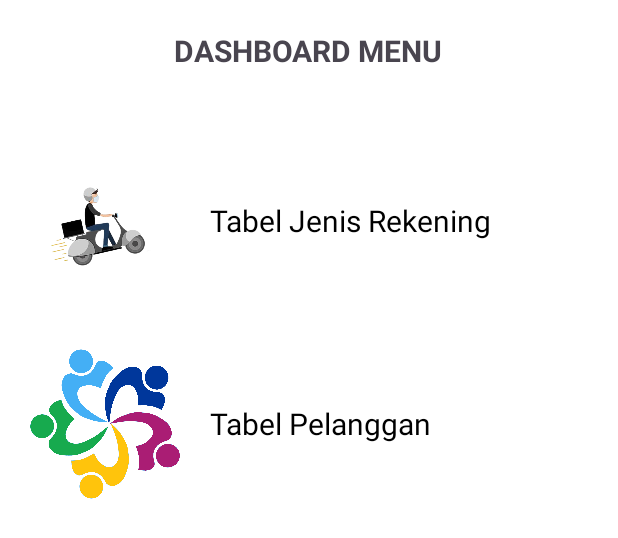
After one commit to adrianramadhan/SIAPEL, an Android app: the layout dashboard_menu.xml on its own in the app's theme, with its tools: preview values and no code run, on a phone screen of 412 x 824 dp. The commit adds this screen. Shown: the top 538 px of the screen. Run offline under Robolectric (Android 15) with nearby library versions, the phone set to English and light mode, and no system bars.

Commit message:
feat: dashboard-menu

```diff
--- /dev/null
+++ b/app/src/main/java/com/example/siapel/JenisListAct.java
@@ -0,0 +1,4 @@
+package com.example.siapel;
+
+public class JenisListAct {
+}
--- a/app/src/main/java/com/example/siapel/MainActivity.java
+++ b/app/src/main/java/com/example/siapel/MainActivity.java
@@ -27,7 +27,7 @@ public class MainActivity extends AppCompatActivity {
         new Handler().postDelayed(new Runnable() {
             @Override
             public void run() {
-                Intent dashboard= new Intent(MainActivity.this,PelangganListAct.class);
+                Intent dashboard= new Intent(MainActivity.this,DashboardAct.class);
                 startActivity(dashboard);
                 finish();
             }
--- /dev/null
+++ b/app/src/main/res/layout/dashboard_menu.xml
@@ -0,0 +1,79 @@
+<?xml version="1.0" encoding="utf-8"?>
+<LinearLayout
+    xmlns:android="http://schemas.android.com/apk/res/android"
+    android:layout_width="match_parent"
+    android:layout_height="match_parent"
+    android:orientation="vertical"
+    android:background="@color/white">
+
+    <TextView
+        android:layout_width="wrap_content"
+        android:layout_height="wrap_content"
+        android:text="DASHBOARD MENU"
+        android:layout_gravity="center"
+        android:layout_marginTop="20dp"
+        android:layout_marginBottom="50dp"
+        android:textSize="20sp"
+        android:textStyle="bold"/>
+
+    <LinearLayout
+        android:layout_width="match_parent"
+        android:layout_height="wrap_content"
+        android:orientation="horizontal"
+        android:paddingBottom="15dp">
+
+        <ImageView
+            android:id="@+id/iv_rek"
+            android:layout_width="100dp"
+            android:layout_height="100dp"
+            android:src="@drawable/siapel"
+            android:layout_marginTop="20dp"
+            android:layout_marginLeft="20dp"
+            android:layout_gravity=""/>
+
+        <TextView
+            android:id="@+id/tv_trek"
+            android:layout_width="match_parent"
+            android:layout_height="wrap_content"
+            android:text="Tabel Jenis Rekening"
+            android:textSize="20sp"
+            android:layout_gravity="center"
+            android:layout_marginLeft="20dp"
+            android:layout_marginTop="0dp"
+            android:layout_marginBottom="10dp"
+            android:textColor="@color/black"
+            />
+
+    </LinearLayout>
+
+    <LinearLayout
+        android:layout_width="match_parent"
+        android:layout_height="wrap_content"
+        android:orientation="horizontal"
+        android:paddingBottom="15dp">
+
+        <ImageView
+            android:id="@+id/iv_pel"
+            android:layout_width="100dp"
+            android:layout_height="100dp"
+            android:src="@drawable/logopenduduk2"
+            android:layout_marginTop="0dp"
+            android:layout_marginLeft="20dp"
+            android:layout_gravity=""/>
+
+        <TextView
+            android:id="@+id/tv_tpel"
+            android:layout_width="match_parent"
+            android:layout_height="wrap_content"
+            android:text="Tabel Pelanggan"
+            android:textSize="20sp"
+            android:layout_gravity="center"
+            android:layout_marginLeft="20dp"
+            android:textColor="@color/black"
+            />
+
+    </LinearLayout>
+
+
+
+</LinearLayout>
```
Also changed, not shown: app/src/main/java/com/example/siapel/DashboardAct.java (added, +62 -0 lines), app/src/main/java/com/example/siapel/adapter/JenisRekAdapter.java (added, +56 -0 lines), app/src/main/java/com/example/siapel/model/JenisModel.java (added, +32 -0 lines), app/src/main/java/com/example/siapel/services/JenisRekService.java (added, +125 -0 lines), app/src/main/res/layout/jenis_lay.xml (added, +60 -0 lines), app/src/main/res/layout/jenis_list.xml (added, +54 -0 lines), app/src/main/res/layout/list_jenisrek.xml (added, +53 -0 lines), app/src/main/res/drawable/logopenduduk2.png (added).
